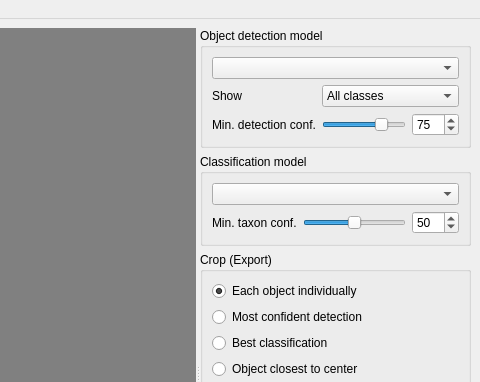
Before: the Qt Designer form src/detectorist/detectorist_app_gui.ui in kenwer/detectorist, drawn with Qt 5; both pictures show x 1020 to 1500 and y 0 to 382 of the 1500 by 750 pixel window.
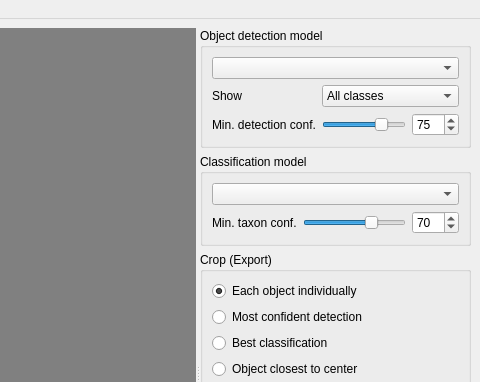
After: the same form once the commit is applied. Custom widgets are drawn as their Qt base class.

Commit message: Set default minimum taxon confidence to 70%

Diff of the .ui file:
```diff
--- a/src/detectorist/detectorist_app_gui.ui
+++ b/src/detectorist/detectorist_app_gui.ui
@@ -232,7 +232,7 @@
               <number>10</number>
              </property>
              <property name="sliderPosition">
-              <number>50</number>
+              <number>70</number>
              </property>
              <property name="orientation">
               <enum>Qt::Orientation::Horizontal</enum>
@@ -248,7 +248,7 @@
               <number>100</number>
              </property>
              <property name="value">
-              <number>50</number>
+              <number>70</number>
              </property>
             </widget>
            </item>
```
The commit also changes 2 other files.
